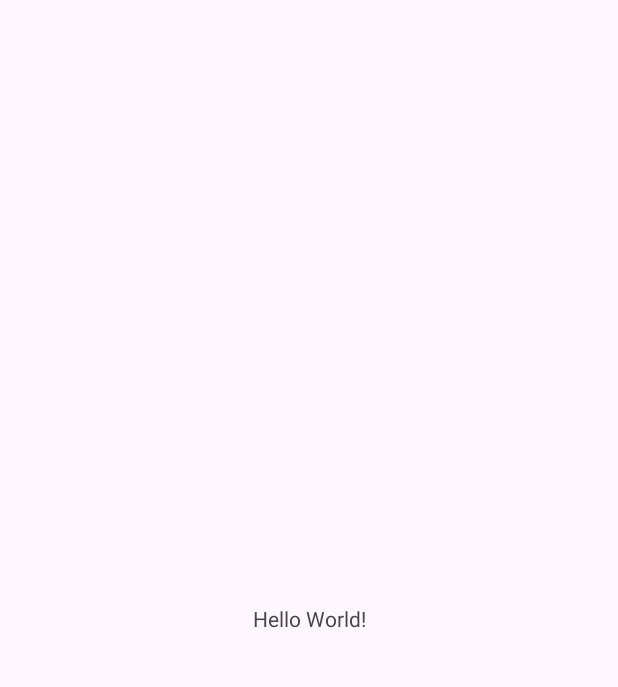
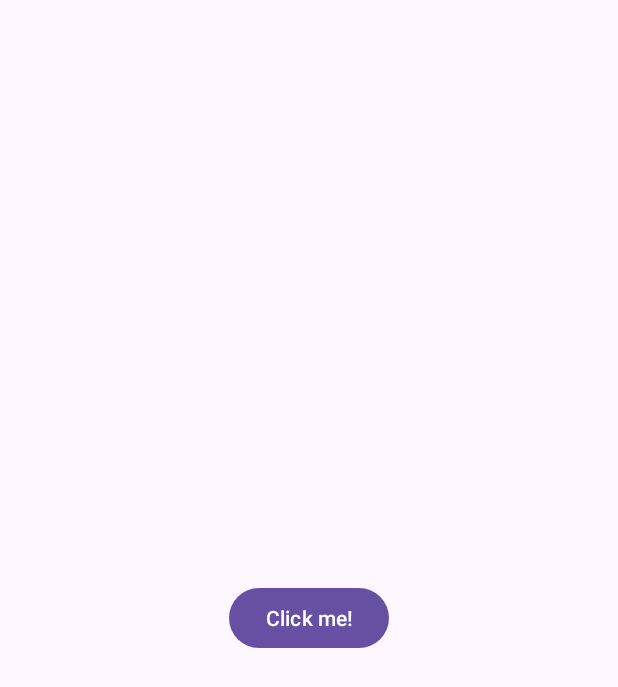
Before and after one commit to akshay-rajan/S3, an Android app: the screen it shows after launch (MainActivity), on a phone screen of 412 x 824 dp. Before the commit the part shown is almost empty. Shown: the top 687 px of the screen. Run offline under Robolectric (Android 15) with nearby library versions, the phone set to English and light mode, and no system bars.

Commit message:
Hello world done!

```diff
--- a/MAD/helloWorld/app/src/main/java/com/example/helloworld/MainActivity.java
+++ b/MAD/helloWorld/app/src/main/java/com/example/helloworld/MainActivity.java
@@ -1,14 +1,21 @@
 package com.example.helloworld;
 
+import android.content.Context;
 import android.os.Bundle;
+import android.view.View;
+import android.widget.Button;
 
 import androidx.activity.EdgeToEdge;
+import androidx.appcompat.app.AlertDialog;
 import androidx.appcompat.app.AppCompatActivity;
 import androidx.core.graphics.Insets;
 import androidx.core.view.ViewCompat;
 import androidx.core.view.WindowInsetsCompat;
 
 public class MainActivity extends AppCompatActivity {
+
+    Button b1;
+    Context context = this;
 
     @Override
     protected void onCreate(Bundle savedInstanceState) {
@@ -18,7 +25,22 @@ public class MainActivity extends AppCompatActivity {
         ViewCompat.setOnApplyWindowInsetsListener(findViewById(R.id.main), (v, insets) -> {
             Insets systemBars = insets.getInsets(WindowInsetsCompat.Type.systemBars());
             v.setPadding(systemBars.left, systemBars.top, systemBars.right, systemBars.bottom);
+
+            b1 = (Button) findViewById(R.id.b1);
+            b1.setOnClickListener(new View.OnClickListener() {
+                @Override
+                public void onClick(View view) {
+                    AlertDialog.Builder alert = new AlertDialog.Builder(context);
+                    alert.setTitle("Hello, World!");
+
+                    AlertDialog myAlert = alert.create();
+                    myAlert.show();
+
+                }
+            });
+
             return insets;
         });
     }
+
 }
--- a/MAD/helloWorld/app/src/main/res/layout/activity_main.xml
+++ b/MAD/helloWorld/app/src/main/res/layout/activity_main.xml
@@ -7,13 +7,17 @@
     android:layout_height="match_parent"
     tools:context=".MainActivity">
 
-    <TextView
+    <Button
+        android:id="@+id/b1"
         android:layout_width="wrap_content"
         android:layout_height="wrap_content"
-        android:text="Hello World!"
+        android:layout_marginStart="152dp"
+        android:layout_marginTop="341dp"
+        android:layout_marginEnd="152dp"
+        android:layout_marginBottom="342dp"
+        android:text="Click me!"
         app:layout_constraintBottom_toBottomOf="parent"
         app:layout_constraintEnd_toEndOf="parent"
         app:layout_constraintStart_toStartOf="parent"
         app:layout_constraintTop_toTopOf="parent" />
-
 </androidx.constraintlayout.widget.ConstraintLayout>
```
